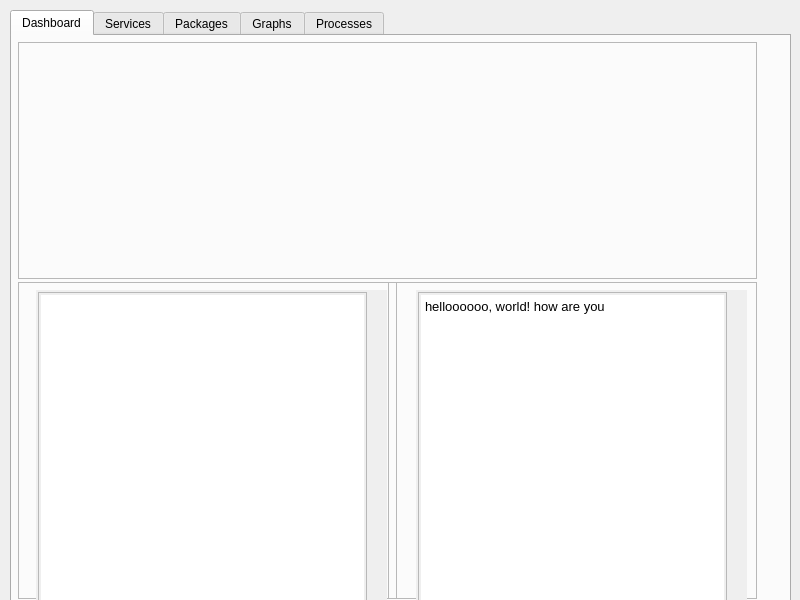
First picture: the form in interface/mainwindow.ui, repository Rubix982/Fizz, before the edit.
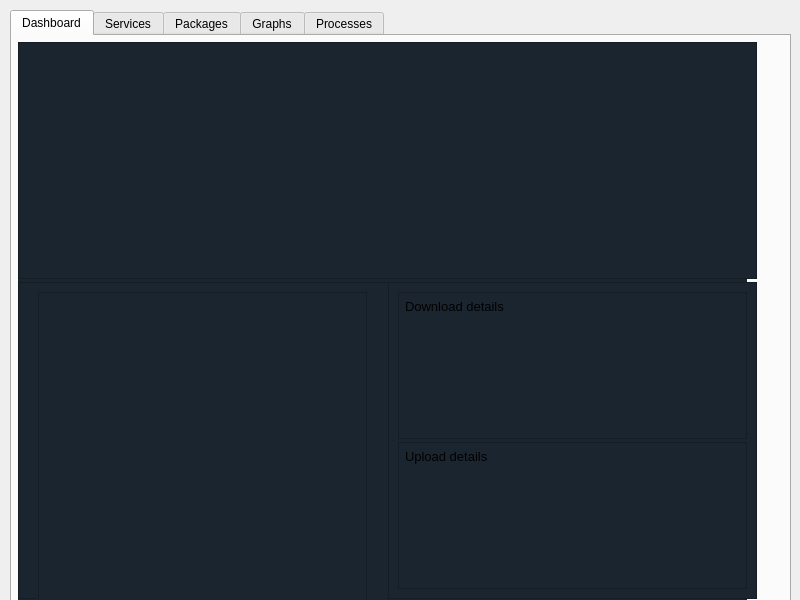
Second picture: the form after the edit.

Diff of the .ui file:
```diff
--- a/interface/mainwindow.ui
+++ b/interface/mainwindow.ui
@@ -41,6 +41,9 @@
      <number>0</number>
     </property>
     <widget class="QWidget" name="dashboard">
+     <property name="styleSheet">
+      <string notr="true">background-color: #1B252F;</string>
+     </property>
      <attribute name="title">
       <string>Dashboard</string>
      </attribute>
@@ -129,10 +132,10 @@
       <widget class="QTextBrowser" name="networkDetails">
        <property name="geometry">
         <rect>
-         <x>30</x>
+         <x>10</x>
          <y>10</y>
-         <width>331</width>
-         <height>361</height>
+         <width>371</width>
+         <height>151</height>
         </rect>
        </property>
        <property name="html">
@@ -140,7 +143,29 @@
 &lt;html&gt;&lt;head&gt;&lt;meta name=&quot;qrichtext&quot; content=&quot;1&quot; /&gt;&lt;style type=&quot;text/css&quot;&gt;
 p, li { white-space: pre-wrap; }
 &lt;/style&gt;&lt;/head&gt;&lt;body style=&quot; font-family:'Noto Sans'; font-size:10pt; font-weight:400; font-style:normal;&quot;&gt;
-&lt;p style=&quot; margin-top:0px; margin-bottom:0px; margin-left:0px; margin-right:0px; -qt-block-indent:0; text-indent:0px;&quot;&gt;helloooooo, world! how are you&lt;/p&gt;&lt;/body&gt;&lt;/html&gt;</string>
+&lt;p style=&quot; margin-top:0px; margin-bottom:0px; margin-left:0px; margin-right:0px; -qt-block-indent:0; text-indent:0px;&quot;&gt;Download details&lt;/p&gt;&lt;/body&gt;&lt;/html&gt;</string>
+       </property>
+       <property name="source">
+        <url>
+         <string>file:///home/saif/Desktop/Folders/University/OS/Project/resources/qrcFiles/text/text.txt</string>
+        </url>
+       </property>
+      </widget>
+      <widget class="QTextBrowser" name="uploadDetails">
+       <property name="geometry">
+        <rect>
+         <x>10</x>
+         <y>160</y>
+         <width>371</width>
+         <height>151</height>
+        </rect>
+       </property>
+       <property name="html">
+        <string>&lt;!DOCTYPE HTML PUBLIC &quot;-//W3C//DTD HTML 4.0//EN&quot; &quot;http://www.w3.org/TR/REC-html40/strict.dtd&quot;&gt;
+&lt;html&gt;&lt;head&gt;&lt;meta name=&quot;qrichtext&quot; content=&quot;1&quot; /&gt;&lt;style type=&quot;text/css&quot;&gt;
+p, li { white-space: pre-wrap; }
+&lt;/style&gt;&lt;/head&gt;&lt;body style=&quot; font-family:'Noto Sans'; font-size:10pt; font-weight:400; font-style:normal;&quot;&gt;
+&lt;p style=&quot; margin-top:0px; margin-bottom:0px; margin-left:0px; margin-right:0px; -qt-block-indent:0; text-indent:0px;&quot;&gt;Upload details&lt;/p&gt;&lt;/body&gt;&lt;/html&gt;</string>
        </property>
        <property name="source">
         <url>
```
Left out of the diff: 2 changed lines with no effect on the pictures.
